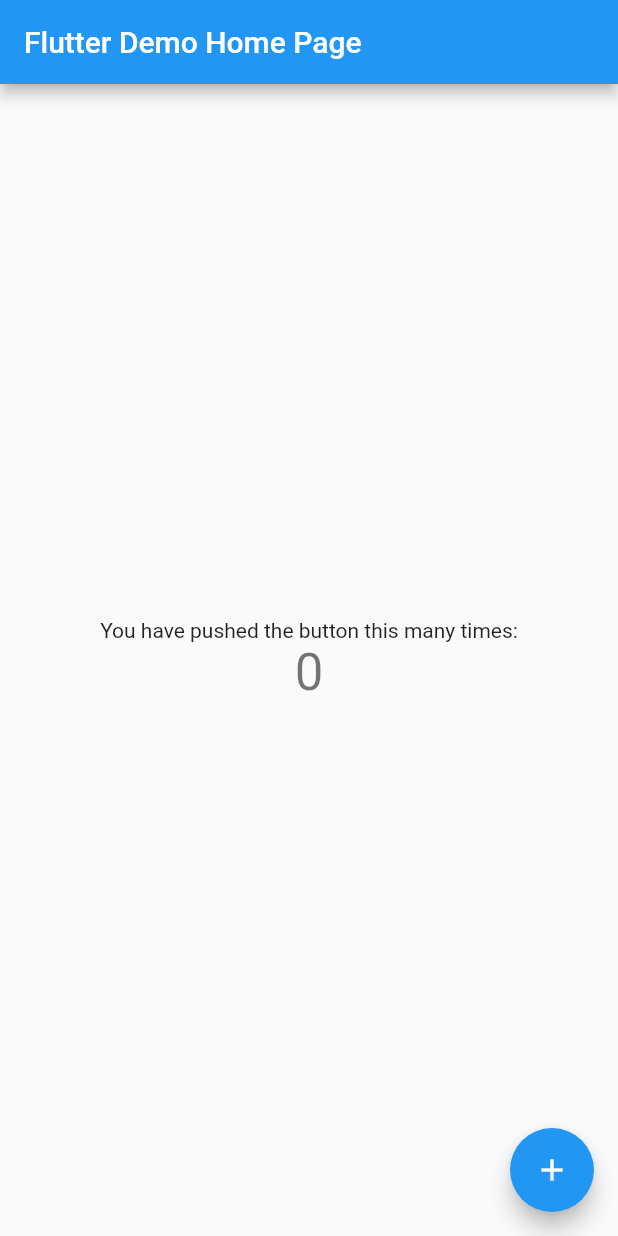
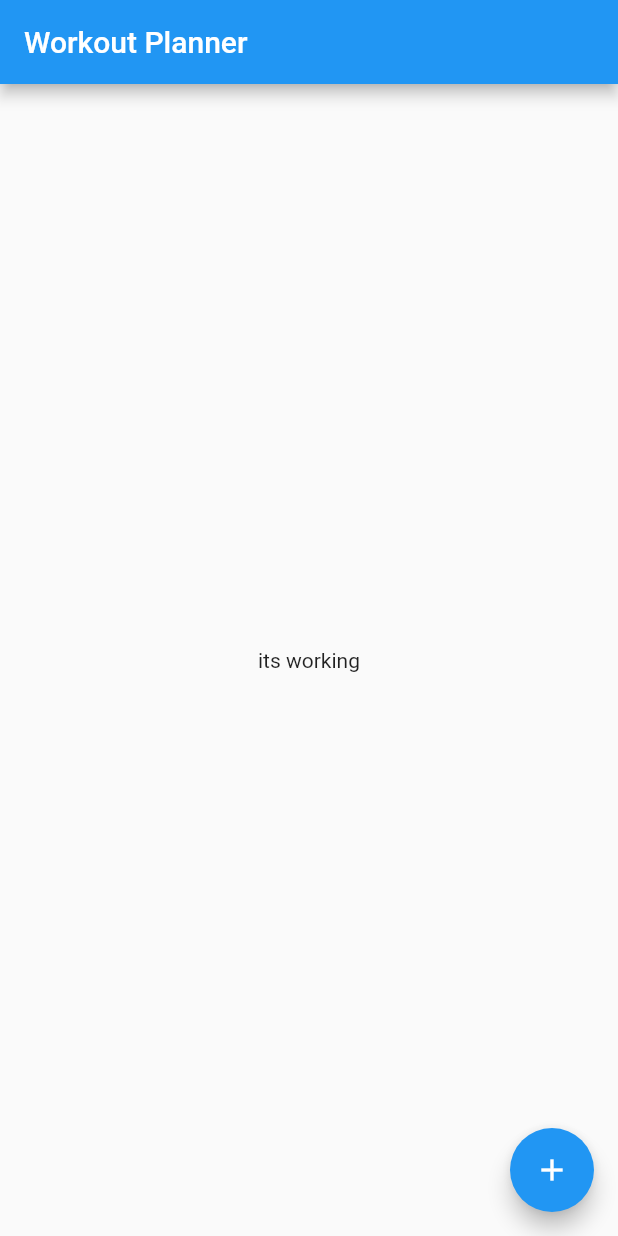
Before and after one commit to MasihKarimi/workout-planner-flutter-app, a Flutter app: the screen it shows after launch, on a phone screen of 412 x 824 dp. Run offline on Flutter 3.47's test engine with Material 2 defaults, Android fonts, the phone set to English and light mode, and no system bars.

Commit message:
Models class for exercies and workout has been developed

```diff
--- a/lib/main.dart
+++ b/lib/main.dart
@@ -11,105 +11,35 @@
   @override
   Widget build(BuildContext context) {
     return MaterialApp(
-      title: 'Flutter Demo',
+      title: 'Workout Planner',
       theme: ThemeData(
-        // This is the theme of your application.
-        //
-        // Try running your application with "flutter run". You'll see the
-        // application has a blue toolbar. Then, without quitting the app, try
-        // changing the primarySwatch below to Colors.green and then invoke
-        // "hot reload" (press "r" in the console where you ran "flutter run",
-        // or simply save your changes to "hot reload" in a Flutter IDE).
-        // Notice that the counter didn't reset back to zero; the application
-        // is not restarted.
         primarySwatch: Colors.blue,
       ),
-      home: const MyHomePage(title: 'Flutter Demo Home Page'),
+      home: const MyHomePage(),
     );
   }
 }
 
 class MyHomePage extends StatefulWidget {
-  const MyHomePage({super.key, required this.title});
-
-  // This widget is the home page of your application. It is stateful, meaning
-  // that it has a State object (defined below) that contains fields that affect
-  // how it looks.
-
-  // This class is the configuration for the state. It holds the values (in this
-  // case the title) provided by the parent (in this case the App widget) and
-  // used by the build method of the State. Fields in a Widget subclass are
-  // always marked "final".
-
-  final String title;
+  const MyHomePage({super.key});
 
   @override
   State<MyHomePage> createState() => _MyHomePageState();
 }
 
 class _MyHomePageState extends State<MyHomePage> {
-  int _counter = 0;
-
-  void _incrementCounter() {
-    setState(() {
-      // This call to setState tells the Flutter framework that something has
-      // changed in this State, which causes it to rerun the build method below
-      // so that the display can reflect the updated values. If we changed
-      // _counter without calling setState(), then the build method would not be
-      // called again, and so nothing would appear to happen.
-      _counter++;
-    });
-  }
-
   @override
   Widget build(BuildContext context) {
-    // This method is rerun every time setState is called, for instance as done
-    // by the _incrementCounter method above.
-    //
-    // The Flutter framework has been optimized to make rerunning build methods
-    // fast, so that you can just rebuild anything that needs updating rather
-    // than having to individually change instances of widgets.
     return Scaffold(
       appBar: AppBar(
-        // Here we take the value from the MyHomePage object that was created by
-        // the App.build method, and use it to set our appbar title.
-        title: Text(widget.title),
+        title: const Text("Workout Planner "),
       ),
-      body: Center(
-        // Center is a layout widget. It takes a single child and positions it
-        // in the middle of the parent.
-        child: Column(
-          // Column is also a layout widget. It takes a list of children and
-          // arranges them vertically. By default, it sizes itself to fit its
-          // children horizontally, and tries to be as tall as its parent.
-          //
-          // Invoke "debug painting" (press "p" in the console, choose the
-          // "Toggle Debug Paint" action from the Flutter Inspector in Android
-          // Studio, or the "Toggle Debug Paint" command in Visual Studio Code)
-          // to see the wireframe for each widget.
-          //
-          // Column has various properties to control how it sizes itself and
-          // how it positions its children. Here we use mainAxisAlignment to
-          // center the children vertically; the main axis here is the vertical
-          // axis because Columns are vertical (the cross axis would be
-          // horizontal).
-          mainAxisAlignment: MainAxisAlignment.center,
-          children: <Widget>[
-            const Text(
-              'You have pushed the button this many times:',
-            ),
-            Text(
-              '$_counter',
-              style: Theme.of(context).textTheme.headline4,
-            ),
-          ],
-        ),
-      ),
+      body: const Center(child: Text("its working")),
       floatingActionButton: FloatingActionButton(
-        onPressed: _incrementCounter,
+        onPressed: () {},
         tooltip: 'Increment',
         child: const Icon(Icons.add),
-      ), // This trailing comma makes auto-formatting nicer for build methods.
+      ),
     );
   }
 }
--- /dev/null
+++ b/lib/models/exercise.dart
@@ -0,0 +1,30 @@
+class Exercise {
+  Exercise({
+    required this.title,
+    required this.prelude,
+    required this.duration,
+    this.index,
+    this.startTime,
+  });
+
+  final String title;
+  final int prelude;
+  final int duration;
+  final int? index;
+  final int? startTime;
+
+  factory Exercise.fromJson(
+          Map<String, dynamic> json, int index, int startTime) =>
+      Exercise(
+          title: json["title"],
+          prelude: json["prelude"],
+          duration: json["duration"],
+          index: index,
+          startTime: startTime);
+
+  Map<String, dynamic> toJson() => {
+        "title": title,
+        "prelude": prelude,
+        "duration": duration,
+      };
+}
--- /dev/null
+++ b/lib/models/workout.dart
@@ -0,0 +1,21 @@
+import 'package:workout_planner_app/models/exercise.dart';
+
+class Workout {
+  final String? title;
+  final List<Exercise> exercises;
+  const Workout({required this.title, required this.exercises});
+
+  factory Workout.fromJson(Map<String, dynamic> json) {
+    List<Exercise> exercises = [];
+    int index = 0;
+    int startTime = 0;
+
+    for (var ex in (json['exercises'] as Iterable)) {
+      exercises.add(Exercise.fromJson(json, index, startTime));
+      index++;
+      startTime += exercises.last.prelude + exercises.last.duration;
+    }
+    return Workout(title: json['title'], exercises: exercises);
+  }
+  Map<String, dynamic> toJson() => {'title': title, 'exercises': exercises};
+}
--- a/pubspec.yaml
+++ b/pubspec.yaml
@@ -36,6 +36,9 @@
   # The following adds the Cupertino Icons font to your application.
   # Use with the CupertinoIcons class for iOS style icons.
   cupertino_icons: ^1.0.2
+  equatable: ^2.0.5
+  bloc: ^8.1.0
+  hydrated_bloc: ^9.0.0
 
 dev_dependencies:
   flutter_test:
```
Also changed, not shown: pubspec.lock.
